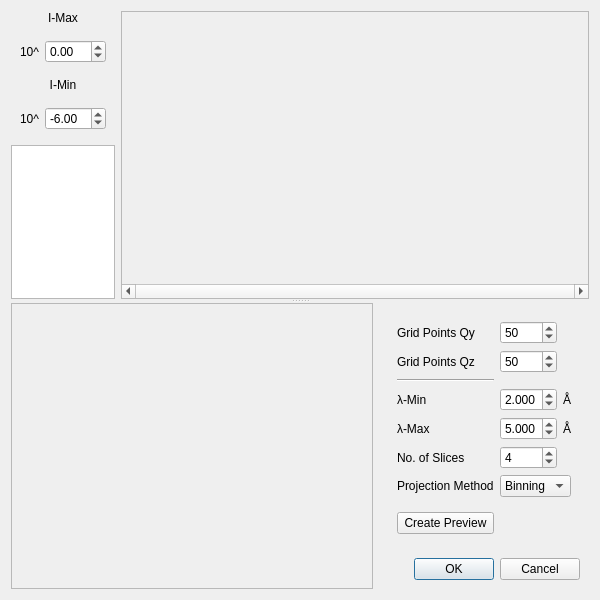
aglavic/quicknxs, file designer/gisans_dialog.ui: the form before one commit.
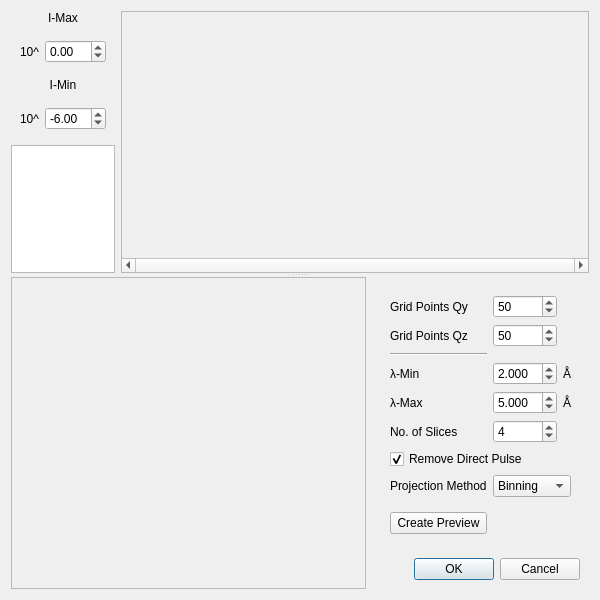
The form after the commit. Custom widgets are drawn as their Qt base class.

Commit message: -Improve GISANS export

Patch:
```diff
--- a/designer/gisans_dialog.ui
+++ b/designer/gisans_dialog.ui
@@ -169,7 +169,7 @@
             <x>0</x>
             <y>0</y>
             <width>476</width>
-            <height>295</height>
+            <height>286</height>
            </rect>
           </property>
           <property name="sizePolicy">
@@ -268,7 +268,7 @@
                </property>
               </widget>
              </item>
-             <item row="6" column="3" colspan="2">
+             <item row="7" column="3" colspan="2">
               <widget class="QComboBox" name="projectionMethod">
                <item>
                 <property name="text">
@@ -328,7 +328,7 @@
                </property>
               </widget>
              </item>
-             <item row="7" column="3">
+             <item row="9" column="3">
               <spacer name="verticalSpacer">
                <property name="orientation">
                 <enum>Qt::Vertical</enum>
@@ -376,7 +376,7 @@
                 <double>1.900000000000000</double>
                </property>
                <property name="maximum">
-                <double>9.000000000000000</double>
+                <double>20.000000000000000</double>
                </property>
                <property name="singleStep">
                 <double>0.025000000000000</double>
@@ -386,7 +386,7 @@
                </property>
               </widget>
              </item>
-             <item row="6" column="2">
+             <item row="7" column="2">
               <widget class="QLabel" name="label_6">
                <property name="sizePolicy">
                 <sizepolicy hsizetype="Preferred" vsizetype="Preferred">
@@ -399,7 +399,7 @@
                </property>
               </widget>
              </item>
-             <item row="7" column="2">
+             <item row="9" column="2">
               <widget class="QPushButton" name="pushButton">
                <property name="text">
                 <string>Create Preview</string>
@@ -452,6 +452,16 @@
                </property>
               </widget>
              </item>
+             <item row="6" column="2" colspan="3">
+              <widget class="QCheckBox" name="lambdaNoDirectPulse">
+               <property name="text">
+                <string>Remove Direct Pulse</string>
+               </property>
+               <property name="checked">
+                <bool>true</bool>
+               </property>
+              </widget>
+             </item>
             </layout>
            </widget>
           </item>
```
Left out of the diff: 32 changed lines with no effect on the pictures. The commit also changes 3 other files.
